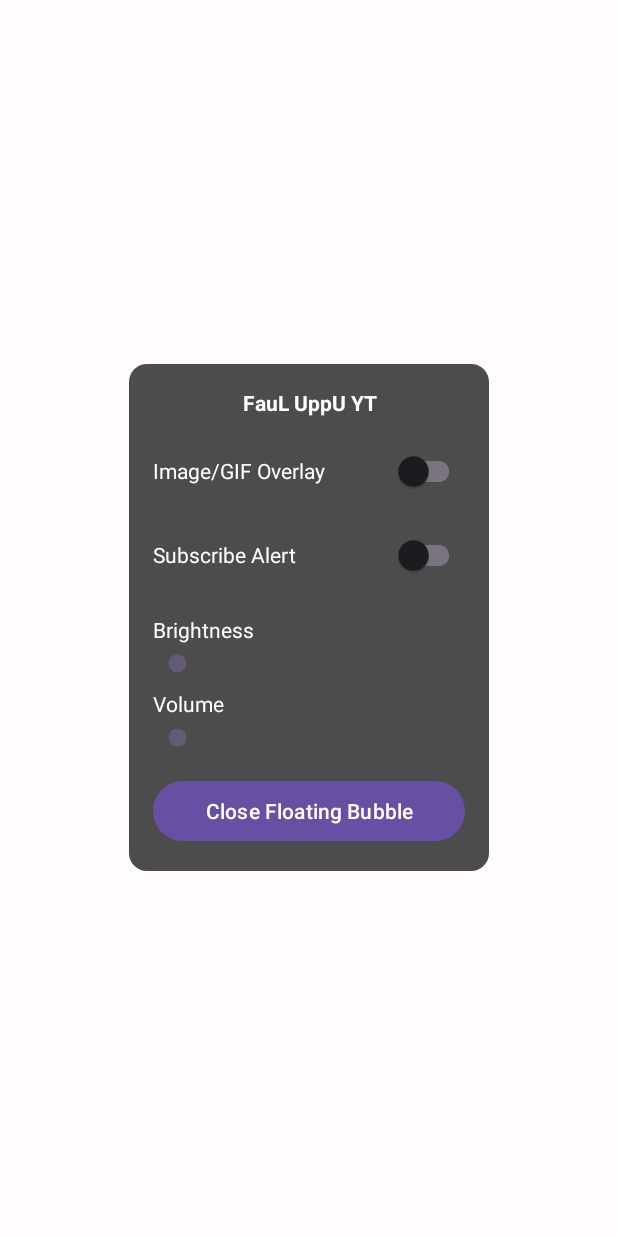
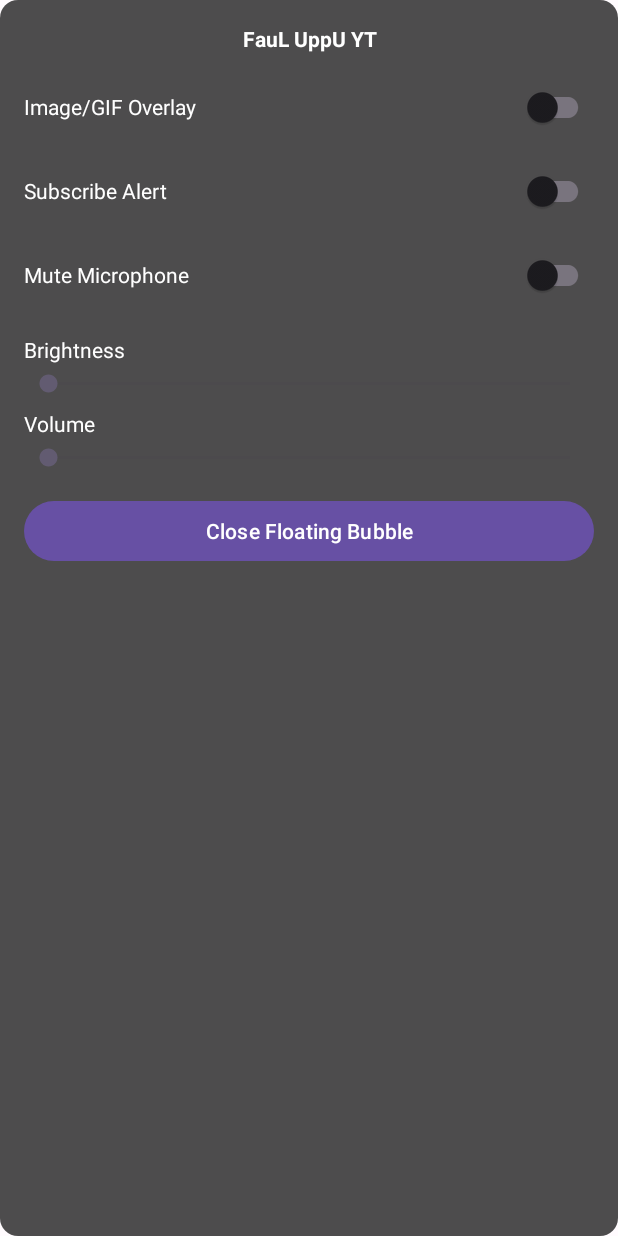
Before and after one commit to UpendraNishad/FauL_UppU_YT, an Android app: the layout menu_layout.xml on its own in the app's theme, with its tools: preview values and no code run, on a phone screen of 412 x 824 dp. Run offline under Robolectric (Android 15) with nearby library versions, the phone set to English and light mode, and no system bars.

Commit message:
added new features brightness, vol, mic, subscribe alert, bubble above menu, thats all.

```diff
--- a/app/src/main/AndroidManifest.xml
+++ b/app/src/main/AndroidManifest.xml
@@ -5,6 +5,7 @@
     <uses-permission android:name="android.permission.SYSTEM_ALERT_WINDOW" />
     <uses-permission android:name="android.permission.INTERNET" />
     <uses-permission android:name="android.permission.WRITE_SETTINGS" />
+    <uses-permission android:name="android.permission.MODIFY_AUDIO_SETTINGS" />
 
     <application
         android:allowBackup="true"
--- a/app/src/main/res/layout/menu_layout.xml
+++ b/app/src/main/res/layout/menu_layout.xml
@@ -1,11 +1,13 @@
 <?xml version="1.0" encoding="utf-8"?>
-<LinearLayout xmlns:android="http://schemas.android.com/apk/res/android"
+<ScrollView xmlns:android="http://schemas.android.com/apk/res/android"
+    android:layout_width="match_parent"
+    android:layout_height="match_parent"
+    android:background="@drawable/menu_background">
+
+    <LinearLayout
         android:id="@+id/menu_panel"
-    android:layout_width="wrap_content"
-    android:minWidth="240dp"
+        android:layout_width="match_parent"
         android:layout_height="wrap_content"
-    android:layout_gravity="center"
-    android:background="@drawable/menu_background"
         android:orientation="vertical"
         android:padding="16dp">
 
@@ -53,6 +55,25 @@
                 android:layout_height="wrap_content" />
         </LinearLayout>
 
+        <LinearLayout
+            android:id="@+id/mic_switch_container"
+            android:layout_width="match_parent"
+            android:layout_height="wrap_content"
+            android:gravity="center_vertical"
+            android:layout_marginTop="8dp"
+            android:orientation="horizontal">
+            <TextView
+                android:layout_width="0dp"
+                android:layout_height="wrap_content"
+                android:layout_weight="1"
+                android:text="Mute Microphone"
+                android:textColor="@android:color/white" />
+            <androidx.appcompat.widget.SwitchCompat
+                android:id="@+id/switch_mic_mute"
+                android:layout_width="wrap_content"
+                android:layout_height="wrap_content" />
+        </LinearLayout>
+
         <TextView
             android:layout_width="wrap_content"
             android:layout_height="wrap_content"
@@ -86,3 +107,4 @@
             android:text="Close Floating Bubble" />
 
     </LinearLayout>
+</ScrollView>
```
Also changed, not shown: app/src/main/java/com/example/faul_uppu_yt/MainActivity.kt (+26 -12 lines), app/src/main/java/com/example/faul_uppu_yt/MenuService.kt (+41 -11 lines). Lines whose indentation alone changed are shown as unchanged.
